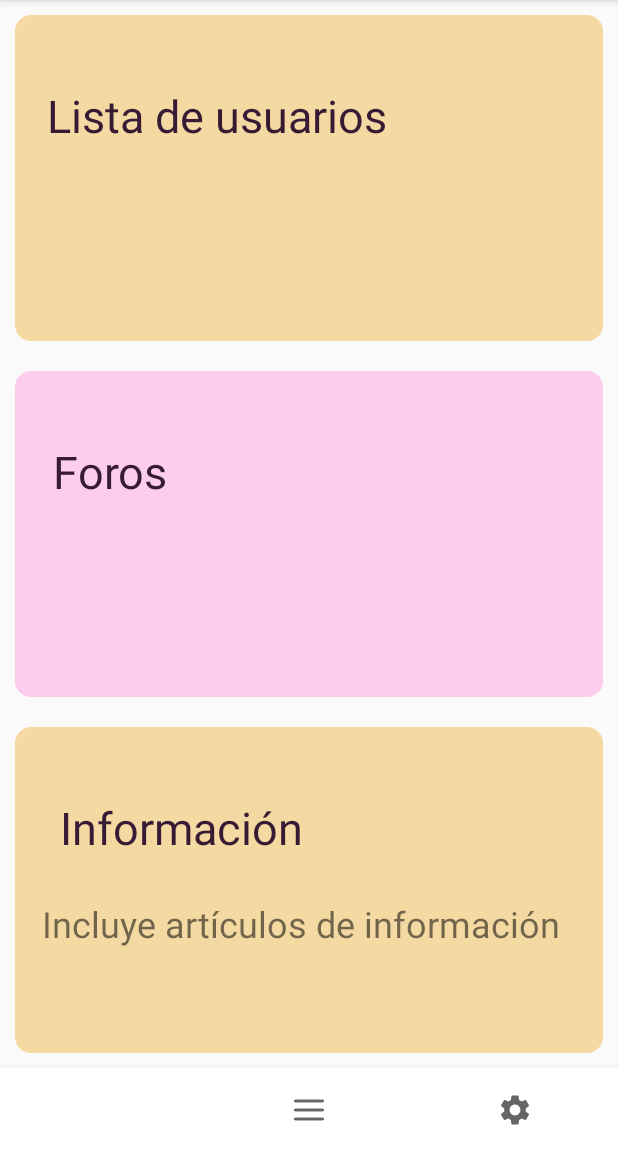
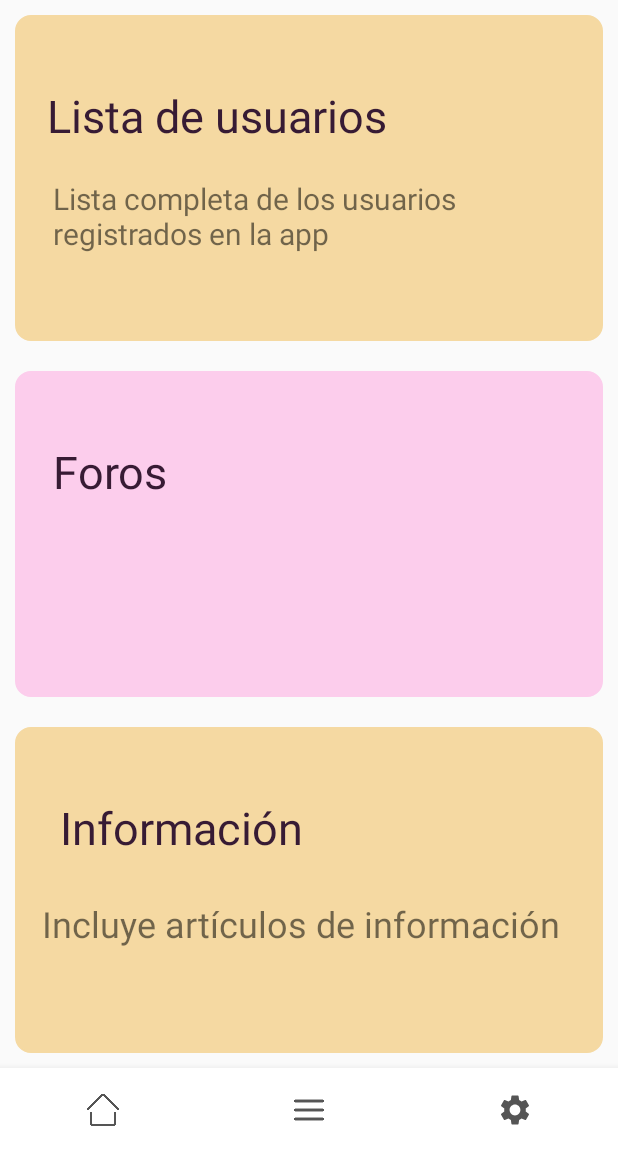
Before and after one commit to RaquelBayas/TFG_HeyMama, an Android app: the HomeActivityAdmin screen opened directly, with no data from a screen before it, on a phone screen of 412 x 824 dp, the part 84-1236 px from its top. Run offline under Robolectric (Android 15) with nearby library versions, the phone set to English and light mode, and no system bars; our stand-ins replace Firebase (no records; nobody signed in at launch, a user with empty details on screens opened directly); pictures from the network do not load; Roboto replaces fonts that are not available here; 1 statement that could not run was skipped.

Commit message:
- Versión actualizada

```diff
--- a/app/build.gradle
+++ b/app/build.gradle
@@ -12,7 +12,7 @@ android {
         applicationId "app.example.heymama"
         minSdk 21
         targetSdk 31
-        versionCode 6
+        versionCode 8
         versionName "1.2"
 
         testInstrumentationRunner "androidx.test.runner.AndroidJUnitRunner"
--- a/app/src/main/res/layout/activity_comment_post_tlactivity.xml
+++ b/app/src/main/res/layout/activity_comment_post_tlactivity.xml
@@ -44,6 +44,7 @@
                 android:layout_width="wrap_content"
                 android:layout_height="wrap_content"
                 android:layout_marginTop="20dp"
+                android:autoLink="all"
                 android:fontFamily="@font/montserrat_bold"
                 android:textSize="16sp"
                 />
--- a/app/src/main/res/layout/activity_home_admin.xml
+++ b/app/src/main/res/layout/activity_home_admin.xml
@@ -11,18 +11,10 @@
         android:layout_width="match_parent"
         android:layout_height="match_parent"
         android:orientation="vertical">
-        <com.google.android.material.appbar.AppBarLayout
+        <include
+            layout="@layout/app_bar_home"
             android:layout_width="match_parent"
-            android:layout_height="wrap_content"
-            android:fitsSystemWindows="true">
-
-            <androidx.appcompat.widget.Toolbar
-                android:id="@+id/toolbar_main"
-                android:layout_width="match_parent"
-                android:layout_height="?attr/actionBarSize"
-                android:background="@color/white"/>
-        </com.google.android.material.appbar.AppBarLayout>
-
+            android:layout_height="wrap_content" />
 
         <LinearLayout
             android:layout_width="match_parent"
@@ -67,13 +59,17 @@
                 <TextView
                     android:layout_width="match_parent"
                     android:layout_height="wrap_content"
+                    android:layout_margin="10dp"
                     android:fontFamily="@font/alegreya"
+                    android:text="@string/usuariosregistrados"
+                    android:paddingLeft="15dp"
+                    android:paddingRight="20dp"
                     android:textSize="20sp"
-                    android:layout_margin="10dp"
                     app:layout_constraintBottom_toBottomOf="parent"
                     app:layout_constraintEnd_toEndOf="parent"
                     app:layout_constraintStart_toStartOf="parent"
-                    app:layout_constraintTop_toBottomOf="@+id/txt_listaUsuarios">
+                    app:layout_constraintTop_toBottomOf="@+id/txt_listaUsuarios"
+                    app:layout_constraintVertical_bias="0.19">
 
                 </TextView>
             </androidx.constraintlayout.widget.ConstraintLayout>
@@ -179,6 +175,7 @@
             android:layout_width="match_parent"
             android:layout_height="wrap_content"
             android:background="@color/white"
+            app:itemIconTint="@color/gray"
             app:labelVisibilityMode="unlabeled"
             app:layout_constraintBottom_toBottomOf="parent"
             app:layout_constraintLeft_toLeftOf="parent"
--- a/app/src/main/res/layout/activity_layout_article.xml
+++ b/app/src/main/res/layout/activity_layout_article.xml
@@ -33,13 +33,13 @@
         android:id="@+id/edt_contenido_articulo"
         android:layout_width="match_parent"
         android:layout_height="0dp"
-        android:layout_weight="2"
         android:layout_alignParentTop="true"
         android:layout_margin="20dp"
+        android:layout_weight="2"
+        android:autoLink="all"
         android:background="@drawable/rectangle_edit_article"
         android:fontFamily="@font/montserrat"
         android:gravity="start|top"
-        android:textIsSelectable="true"
         android:hint="@string/articulo_contenido"
         android:inputType="textLongMessage|textMultiLine|textPersonName|textCapSentences"
         android:minHeight="48dp"
@@ -47,6 +47,7 @@
         android:paddingTop="10dp"
         android:paddingRight="10dp"
         android:paddingBottom="10dp"
+        android:textIsSelectable="true"
         android:windowSoftInputMode="adjustResize"
         app:layout_constraintEnd_toEndOf="parent"
         app:layout_constraintHorizontal_bias="1.0"
--- a/app/src/main/res/layout/add_comment_foro_layout.xml
+++ b/app/src/main/res/layout/add_comment_foro_layout.xml
@@ -17,6 +17,7 @@
             android:layout_height="120dp"
             android:layout_margin="10dp"
             android:ems="10"
+            android:autoLink="all"
             android:inputType="textMultiLine"
             android:gravity="top|start"
             android:hint="@string/enviar"
--- a/app/src/main/res/layout/tema_foro.xml
+++ b/app/src/main/res/layout/tema_foro.xml
@@ -17,6 +17,7 @@
         android:layout_marginRight="10dp"
         android:layout_marginTop="10dp"
         android:fontFamily="@font/alegreya"
+        android:autoLink="all"
         android:padding="10dp"
         android:textColor="@color/fonts"
         android:textSize="18sp"
--- a/app/src/main/res/values/strings.xml
+++ b/app/src/main/res/values/strings.xml
@@ -140,6 +140,7 @@
     <string name="navigation_drawer_close">Close</string>
 
     <string name="listaUsuarios">Lista de usuarios</string>
+    <string name="usuariosregistrados">Lista completa de los usuarios registrados en la app</string>
 
     <!-- Políticas de privacidad -->
     <string name="policy_1st">
```
Also changed, not shown: app/src/main/res/layout/activity_article.xml (+7 -5 lines), app/src/main/res/layout/activity_home.xml (+6 -5 lines), app/src/main/res/layout/activity_home_prof.xml (+5 -16 lines), app/src/main/res/layout/activity_tema_foro.xml (+6 -5 lines).
